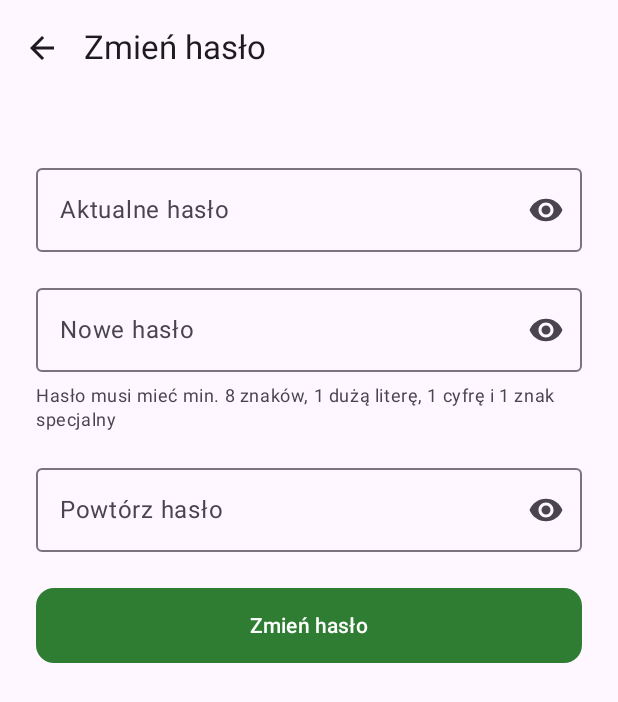
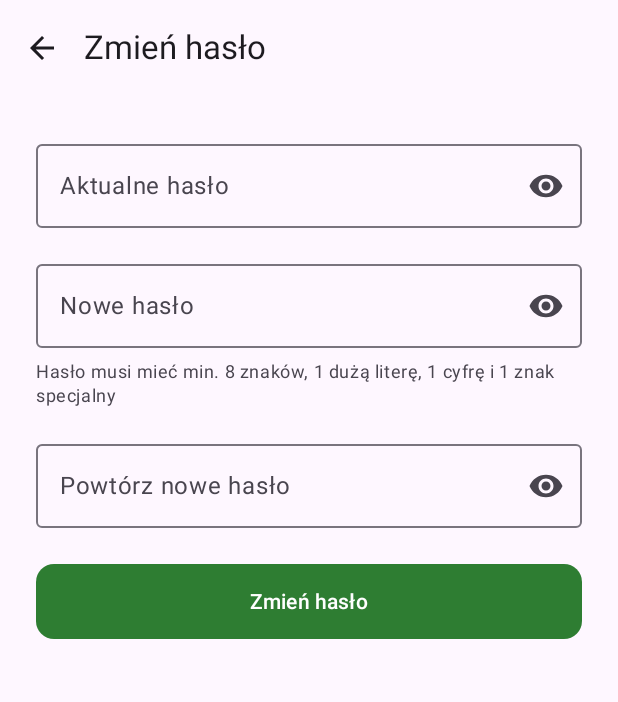
Before and after one commit to Lukiiluki68/Helply, an Android app built with Jetpack Compose: the ProfileScreen screen opened through its navigation route, after a tap on "Hasło", on a phone screen of 412 x 824 dp. Shown: the top 702 px of the screen. Run offline under Robolectric (Android 15) with nearby library versions, the phone set to English and light mode, and no system bars; our stand-ins replace Firebase (no records; nobody signed in at launch, a user with empty details on screens opened directly).

Commit message:
Połączone ProfilScreen z Firebase, dodano ekran uzupełniania danych

```diff
--- a/app/src/main/java/com/example/helplyt/MainActivity.kt
+++ b/app/src/main/java/com/example/helplyt/MainActivity.kt
@@ -1,6 +1,10 @@
 package com.example.helplyt
 
+import ChangePasswordUseCase
+import GetUserProfileUseCase
 import LoginViewModel
+import SaveUserProfileUseCase
+import UploadAvatarUseCase
 import android.os.Bundle
 import android.util.Log
 import androidx.activity.ComponentActivity
@@ -10,11 +14,13 @@ import androidx.compose.material3.Text
 import androidx.compose.runtime.remember
 import androidx.navigation.compose.rememberNavController
 import com.example.app.data.repository.AuthRepository
+import com.example.app.data.repository.UserRepositoryImpl
 import com.example.app.domain.repository.AuthRepositoryImpl
 import com.example.app.domain.use_case.LoginUseCase
 import com.example.app.domain.use_case.RegisterUseCase
 import com.example.app.navigation.AppNavigation
 import com.example.app.presentation.register.RegisterViewModel
+import com.example.helplyt.presentation.profile.ProfileViewModel
 import com.google.firebase.FirebaseApp
 import com.google.firebase.auth.FirebaseAuth
 
@@ -34,12 +40,23 @@ class MainActivity : ComponentActivity() {
 
                     val loginViewModel = remember { LoginViewModel(LoginUseCase(authRepository)) }
                     val registerViewModel = remember { RegisterViewModel(RegisterUseCase(authRepository)) }
+                    val userRepository = UserRepositoryImpl()
+
+                    val profileViewModel = remember {
+                        ProfileViewModel(
+                            getUserProfile = GetUserProfileUseCase(userRepository),
+                            saveUserProfileUseCase = SaveUserProfileUseCase(userRepository),
+                            uploadAvatar = UploadAvatarUseCase(userRepository),
+                            changePassword = ChangePasswordUseCase(userRepository)
+                        )
+                    }
 
                     val navController = rememberNavController()
                     AppNavigation(
                         navController = navController,
                         loginViewModel = loginViewModel,
-                        registerViewModel = registerViewModel
+                        registerViewModel = registerViewModel,
+                        profileViewModel = profileViewModel
                     )
                 }
             }
--- /dev/null
+++ b/app/src/main/java/com/example/helplyt/domain/model/UserProfile.kt
@@ -0,0 +1,13 @@
+package com.example.helplyt.domain.model
+
+data class UserProfile(
+    val username: String = "",
+    val email: String = "",
+    val avatarUrl: String? = null,
+    val postalCode: String = "",
+    val city: String = "",
+    val street: String = "",
+    val number: String = "",
+    val birthDate: String = ""
+
+)
--- /dev/null
+++ b/app/src/main/java/com/example/helplyt/domain/repository/UserRepository.kt
@@ -0,0 +1,13 @@
+package com.example.app.domain.repository
+
+import android.net.Uri
+import com.example.helplyt.domain.model.UserProfile
+import kotlinx.coroutines.flow.Flow
+
+interface UserRepository {
+    suspend fun saveUserProfile(profile: UserProfile)
+    suspend fun getUserProfile(): UserProfile?
+    suspend fun uploadAvatar(uri: Uri): Uri?
+    suspend fun changePassword(currentPassword: String, newPassword: String)
+
+}
--- /dev/null
+++ b/app/src/main/java/com/example/helplyt/domain/use_case/user/ChangePasswordUseCase.kt
@@ -0,0 +1,7 @@
+import com.example.app.domain.repository.UserRepository
+
+class ChangePasswordUseCase(private val repository: UserRepository) {
+    suspend operator fun invoke(currentPassword: String, newPassword: String) {
+        repository.changePassword(currentPassword, newPassword)
+    }
+}
--- /dev/null
+++ b/app/src/main/java/com/example/helplyt/domain/use_case/user/GetUserProfileUseCase.kt
@@ -0,0 +1,5 @@
+import com.example.app.domain.repository.UserRepository
+
+class GetUserProfileUseCase(private val repo: UserRepository) {
+    suspend operator fun invoke() = repo.getUserProfile()
+}
--- /dev/null
+++ b/app/src/main/java/com/example/helplyt/domain/use_case/user/SaveUserProfileUseCase.kt
@@ -0,0 +1,8 @@
+import com.example.app.domain.repository.UserRepository
+import com.example.helplyt.domain.model.UserProfile
+
+class SaveUserProfileUseCase(private val repository: UserRepository) {
+    suspend operator fun invoke(profile: UserProfile) {
+        repository.saveUserProfile(profile)
+    }
+}
--- /dev/null
+++ b/app/src/main/java/com/example/helplyt/domain/use_case/user/UploadAvatarUseCase.kt
@@ -0,0 +1,15 @@
+import android.net.Uri
+import com.example.app.domain.repository.UserRepository
+import com.google.firebase.auth.FirebaseAuth
+import com.google.firebase.storage.FirebaseStorage
+import kotlinx.coroutines.Dispatchers
+import kotlinx.coroutines.tasks.await
+import kotlinx.coroutines.withContext
+
+class UploadAvatarUseCase(
+    private val userRepository: UserRepository
+) {
+    suspend operator fun invoke(uri: Uri): Uri? {
+        return userRepository.uploadAvatar(uri)
+    }
+}
--- a/app/src/main/java/com/example/helplyt/navigation/AppNavigation.kt
+++ b/app/src/main/java/com/example/helplyt/navigation/AppNavigation.kt
@@ -14,6 +14,8 @@ import com.example.app.presentation.home.HomeScreen
 import com.example.app.presentation.register.RegisterViewModel
 import com.example.helplyt.presentation.profile.ChangeAddressScreen
 import com.example.helplyt.presentation.profile.ChangePasswordScreen
+import com.example.helplyt.presentation.profile.ProfileViewModel
+import com.example.helplyt.presentation.profile.SetupProfileScreen
 
 sealed class Screen(val route: String) {
     object Login : Screen("login")
@@ -24,6 +26,7 @@ sealed class Screen(val route: String) {
     object Profile : Screen("profile")
     object ChangePassword : Screen("changePassword")
     object ChangeAddress : Screen("changeAddress")
+    object SetupProfile : Screen("setupProfile")
 
 }
 
@@ -31,7 +34,8 @@ sealed class Screen(val route: String) {
 fun AppNavigation(
     navController: NavHostController,
     loginViewModel: LoginViewModel,
-    registerViewModel: RegisterViewModel
+    registerViewModel: RegisterViewModel,
+    profileViewModel: ProfileViewModel
 ) {
     NavHost(navController = navController, startDestination = Screen.Login.route) {
         composable(Screen.Login.route) {
@@ -44,7 +48,7 @@ fun AppNavigation(
         composable(Screen.Register.route) {
             RegisterScreen(
                 viewModel = registerViewModel,
-                onRegisterSuccess = { navController.navigate(Screen.Home.route) },
+                onRegisterSuccess = { navController.navigate(Screen.SetupProfile.route) },
                 onNavigateToLogin = { navController.popBackStack() }
             )
         }
@@ -68,13 +72,26 @@ fun AppNavigation(
         composable(Screen.Profile.route) {
             ProfileScreen(
                 navController = navController,
+                viewModel = profileViewModel
             )
         }
         composable(route = Screen.ChangePassword.route) {
-            ChangePasswordScreen(navController = navController)
+            ChangePasswordScreen(
+                navController = navController,
+                viewModel = profileViewModel
+            )
         }
         composable(route = Screen.ChangeAddress.route) {
-            ChangeAddressScreen(navController)
+            ChangeAddressScreen(
+                navController = navController,
+                viewModel = profileViewModel
+            )
+        }
+        composable(Screen.SetupProfile.route) {
+            SetupProfileScreen(
+                navController = navController,
+                viewModel = profileViewModel
+            )
         }
 
     }
--- a/app/src/main/java/com/example/helplyt/presentation/profile/ChangePasswordScreen.kt
+++ b/app/src/main/java/com/example/helplyt/presentation/profile/ChangePasswordScreen.kt
@@ -1,30 +1,36 @@
 package com.example.helplyt.presentation.profile
 
+import android.widget.Toast
 import androidx.compose.foundation.layout.*
 import androidx.compose.foundation.shape.RoundedCornerShape
 import androidx.compose.material.icons.Icons
 import androidx.compose.material.icons.filled.ArrowBack
+import androidx.compose.material.icons.filled.Visibility
+import androidx.compose.material.icons.filled.VisibilityOff
 import androidx.compose.material3.*
 import androidx.compose.runtime.*
 import androidx.compose.ui.Alignment
 import androidx.compose.ui.Modifier
+import androidx.compose.ui.platform.LocalContext
 import androidx.compose.ui.text.input.PasswordVisualTransformation
 import androidx.compose.ui.text.input.VisualTransformation
 import androidx.compose.ui.unit.dp
 import androidx.navigation.NavController
-import androidx.compose.material.icons.filled.Visibility
-import androidx.compose.material.icons.filled.VisibilityOff
-
 
 @OptIn(ExperimentalMaterial3Api::class)
 @Composable
-fun ChangePasswordScreen(navController: NavController) {
+fun ChangePasswordScreen(
+    navController: NavController,
+    viewModel: ProfileViewModel
+) {
+    val context = LocalContext.current
+
     var currentPassword by remember { mutableStateOf("") }
     var newPassword by remember { mutableStateOf("") }
     var repeatPassword by remember { mutableStateOf("") }
 
     var currentVisible by remember { mutableStateOf(false) }
-    var passwordVisible by remember { mutableStateOf(false) }
+    var newVisible by remember { mutableStateOf(false) }
     var repeatVisible by remember { mutableStateOf(false) }
 
     Scaffold(
@@ -47,8 +53,7 @@ fun ChangePasswordScreen(navController: NavController) {
             verticalArrangement = Arrangement.Top,
             horizontalAlignment = Alignment.CenterHorizontally
         ) {
-            Spacer(modifier = Modifier.height(16.dp))
-
+            // Pole: Aktualne hasło
             OutlinedTextField(
                 value = currentPassword,
                 onValueChange = { currentPassword = it },
@@ -56,25 +61,30 @@ fun ChangePasswordScreen(navController: NavController) {
                 modifier = Modifier.fillMaxWidth(),
                 visualTransformation = if (currentVisible) VisualTransformation.None else PasswordVisualTransformation(),
                 trailingIcon = {
-                    val image = if (currentVisible) Icons.Filled.VisibilityOff else Icons.Filled.Visibility
                     IconButton(onClick = { currentVisible = !currentVisible }) {
-                        Icon(imageVector = image, contentDescription = null)
+                        Icon(
+                            imageVector = if (currentVisible) Icons.Filled.VisibilityOff else Icons.Filled.Visibility,
+                            contentDescription = null
+                        )
                     }
                 }
             )
 
             Spacer(modifier = Modifier.height(16.dp))
 
+            // Pole: Nowe hasło
             OutlinedTextField(
                 value = newPassword,
                 onValueChange = { newPassword = it },
                 label = { Text("Nowe hasło") },
                 modifier = Modifier.fillMaxWidth(),
-                visualTransformation = if (passwordVisible) VisualTransformation.None else PasswordVisualTransformation(),
+                visualTransformation = if (newVisible) VisualTransformation.None else PasswordVisualTransformation(),
                 trailingIcon = {
-                    val image = if (passwordVisible) Icons.Filled.VisibilityOff else Icons.Filled.Visibility
-                    IconButton(onClick = { passwordVisible = !passwordVisible }) {
-                        Icon(imageVector = image, contentDescription = null)
+                    IconButton(onClick = { newVisible = !newVisible }) {
+                        Icon(
+                            imageVector = if (newVisible) Icons.Filled.VisibilityOff else Icons.Filled.Visibility,
+                            contentDescription = null
+                        )
                     }
                 }
             )
@@ -89,16 +99,19 @@ fun ChangePasswordScreen(navController: NavController) {
 
             Spacer(modifier = Modifier.height(16.dp))
 
+            // Pole: Powtórz nowe hasło
             OutlinedTextField(
                 value = repeatPassword,
                 onValueChange = { repeatPassword = it },
-                label = { Text("Powtórz hasło") },
+                label = { Text("Powtórz nowe hasło") },
                 modifier = Modifier.fillMaxWidth(),
                 visualTransformation = if (repeatVisible) VisualTransformation.None else PasswordVisualTransformation(),
                 trailingIcon = {
-                    val image = if (repeatVisible) Icons.Filled.VisibilityOff else Icons.Filled.Visibility
                     IconButton(onClick = { repeatVisible = !repeatVisible }) {
-                        Icon(imageVector = image, contentDescription = null)
+                        Icon(
+                            imageVector = if (repeatVisible) Icons.Filled.VisibilityOff else Icons.Filled.Visibility,
+                            contentDescription = null
+                        )
                     }
                 }
             )
@@ -107,16 +120,33 @@ fun ChangePasswordScreen(navController: NavController) {
 
             Button(
                 onClick = {
-                    // TODO: Integracja z Firebase do zmiany hasła
+                    when {
+                        currentPassword.isBlank() -> {
+                            Toast.makeText(context, "Podaj aktualne hasło", Toast.LENGTH_SHORT).show()
+                        }
+                        newPassword != repeatPassword -> {
+                            Toast.makeText(context, "Nowe hasła nie są zgodne", Toast.LENGTH_SHORT).show()
+                        }
+                        newPassword.length < 8 -> {
+                            Toast.makeText(context, "Nowe hasło jest zbyt krótkie", Toast.LENGTH_SHORT).show()
+                        }
+                        else -> {
+                            // Próba zmiany hasła
+                            viewModel.changePassword(currentPassword, newPassword) { success, error ->
+                                if (success) {
+                                    Toast.makeText(context, "Hasło zostało zmienione", Toast.LENGTH_SHORT).show()
+                                    navController.popBackStack()
+                                } else {
+                                    Toast.makeText(context, "Błąd: $error", Toast.LENGTH_LONG).show()
+                                }
+                            }
+                        }
+                    }
                 },
                 modifier = Modifier
                     .fillMaxWidth()
                     .height(50.dp),
-                shape = RoundedCornerShape(12.dp),
-                colors = ButtonDefaults.buttonColors(
-                    containerColor = MaterialTheme.colorScheme.primary,
-                    contentColor = MaterialTheme.colorScheme.onPrimary
-                )
+                shape = RoundedCornerShape(12.dp)
             ) {
                 Text("Zmień hasło")
             }
--- a/app/src/main/java/com/example/helplyt/presentation/profile/ProfileScreen.kt
+++ b/app/src/main/java/com/example/helplyt/presentation/profile/ProfileScreen.kt
@@ -31,16 +31,17 @@ import com.example.helplyt.presentation.profile.ProfileViewModel
 
 @Composable
 fun ProfileScreen(
-    viewModel: ProfileViewModel = viewModel(),
-    navController: NavController
+    navController: NavController,
+    viewModel: ProfileViewModel
 ) {
+    LaunchedEffect(Unit) {
+        viewModel.loadUserProfile()
+    }
     val context = LocalContext.current
     val scope = rememberCoroutineScope()
     val userPrefs = remember { UserPreferences(context) }
 
-    val avatarUri by viewModel.avatarUri.collectAsState()
-    val username by viewModel.username.collectAsState()
-    val email by viewModel.email.collectAsState()
+    val profile by viewModel.profile.collectAsState()
 
     val galleryLauncher = rememberLauncherForActivityResult(
         contract = ActivityResultContracts.GetContent()
@@ -58,12 +59,12 @@ fun ProfileScreen(
             .padding(24.dp),
         horizontalAlignment = Alignment.CenterHorizontally
     ) {
-        Spacer(modifier = Modifier.height(24.dp))
+        Spacer(modifier = Modifier.height(34.dp))
 
         Box(contentAlignment = Alignment.BottomEnd) {
             Image(
-                painter = if (avatarUri != null)
-                    rememberAsyncImagePainter(avatarUri)
+                painter = if (profile.avatarUrl != null)
+                    rememberAsyncImagePainter(profile.avatarUrl)
                 else painterResource(id = R.drawable.avatar_placeholder),
                 contentDescription = null,
                 modifier = Modifier
@@ -87,10 +88,7 @@ fun ProfileScreen(
             }
         }
 
-        Spacer(modifier = Modifier.height(16.dp))
-        Text(username, style = MaterialTheme.typography.headlineSmall, color = MaterialTheme.colorScheme.onSurfaceVariant)
-        Text(email, style = MaterialTheme.typography.bodyMedium, color = MaterialTheme.colorScheme.onSurfaceVariant)
-        Spacer(modifier = Modifier.height(24.dp))
+        Spacer(modifier = Modifier.height(34.dp))
 
         ProfileOption(
             icon = Icons.Default.Person,
@@ -161,14 +159,13 @@ fun ProfileScreen(
             title = { Text("Twoje dane") },
             text = {
                 Column {
-                    Text("Imię: Jan")
-                    Text("Nazwisko: Kowalski")
-                    Text("Email: $email")
+                    Text("Imię i nazwisko: ${profile.username}")
+                    Text("Email: ${profile.email}")
+                    Text("Data urodzenia: ${profile.birthDate}")
                 }
             }
         )
     }
-
 
     if (showPaymentDialog) {
         AlertDialog(
--- a/app/src/main/java/com/example/helplyt/presentation/profile/ProfileViewModel.kt
+++ b/app/src/main/java/com/example/helplyt/presentation/profile/ProfileViewModel.kt
@@ -1,41 +1,88 @@
 package com.example.helplyt.presentation.profile
 
+import ChangePasswordUseCase
+import GetUserProfileUseCase
+import SaveUserProfileUseCase
+import UploadAvatarUseCase
 import android.net.Uri
 import androidx.lifecycle.ViewModel
+import androidx.lifecycle.viewModelScope
+import com.example.helplyt.domain.model.UserProfile
 import kotlinx.coroutines.flow.MutableStateFlow
 import kotlinx.coroutines.flow.StateFlow
+import kotlinx.coroutines.launch
 
-class ProfileViewModel : ViewModel() {
+class ProfileViewModel(
+    private val getUserProfile: GetUserProfileUseCase,
+    private val saveUserProfileUseCase: SaveUserProfileUseCase,
+    private val uploadAvatar: UploadAvatarUseCase,
+    private val changePassword: ChangePasswordUseCase,
+) : ViewModel() {
 
-    private val _username = MutableStateFlow("Jan Kowalski")
-    val username: StateFlow<String> = _username
+    private val _profile = MutableStateFlow(UserProfile())
+    val profile: StateFlow<UserProfile> = _profile
 
-    private val _email = MutableStateFlow("jan.kowalski@example.com")
-    val email: StateFlow<String> = _email
+    init {
+        viewModelScope.launch {
+            val profile = getUserProfile()
+            if (profile != null) {
+                _profile.value = profile
+            }
+        }
+    }
 
-    private val _avatarUri = MutableStateFlow<Uri?>(null)
-    val avatarUri: StateFlow<Uri?> = _avatarUri
+    fun updateAddress(postalCode: String, city: String, street: String, number: String) {
+        _profile.value = _profile.value.copy(
+            postalCode = postalCode,
+            city = city,
+            street = street,
+            number = number
+        )
+        viewModelScope.launch {
+            saveUserProfile(_profile.value)
+        }
+    }
 
     fun setAvatar(uri: Uri) {
-        _avatarUri.value = uri
+        viewModelScope.launch {
+            try {
+                val url = uploadAvatar(uri)
+                if (url != null) {
+                    _profile.value = _profile.value.copy(avatarUrl = url.toString())
+                    saveUserProfile(_profile.value)
+                } else {
+                    // loguj lub pokaż błąd użytkownikowi
+                }
+            } catch (e: Exception) {
+                e.printStackTrace()
+            }
+        }
     }
 
-    // ADRES — tymczasowe dane lokalne
-    data class Address(
-        val postalCode: String = "",
-        val city: String = "",
-        val street: String = "",
-        val number: String = ""
-    )
 
-    private val _address = MutableStateFlow(Address())
-    val address: StateFlow<Address> = _address
-
-    fun updateAddress(postalCode: String, city: String, street: String, number: String) {
-        _address.value = Address(postalCode, city, street, number)
-
-        // TODO: Zapisz adres użytkownika do Firebase
+    fun changePassword(current: String, new: String, onResult: (Boolean, String?) -> Unit) {
+        viewModelScope.launch {
+            try {
+                changePassword(current, new)
+                onResult(true, null)
+            } catch (e: Exception) {
+                onResult(false, e.message)
+            }
+        }
     }
 
-    // TODO: Załaduj dane adresowe z Firebase przy starcie i ustaw _address.value
+
+    fun saveUserProfile(profile: UserProfile) {
+        viewModelScope.launch {
+            saveUserProfileUseCase(profile)
+        }
+    }
+    fun loadUserProfile() {
+        viewModelScope.launch {
+            val profile = getUserProfile()
+            if (profile != null) {
+                _profile.value = profile
+            }
+        }
+    }
 }
```
Also changed, not shown: app/src/main/java/com/example/helplyt/domain/repository/UserRepositoryImpl.kt (added, +69 -0 lines), app/src/main/java/com/example/helplyt/presentation/profile/ChangeAddressScreen.kt (+3 -4 lines), app/src/main/java/com/example/helplyt/presentation/profile/SetupProfileScreen.kt (added, +165 -0 lines).
